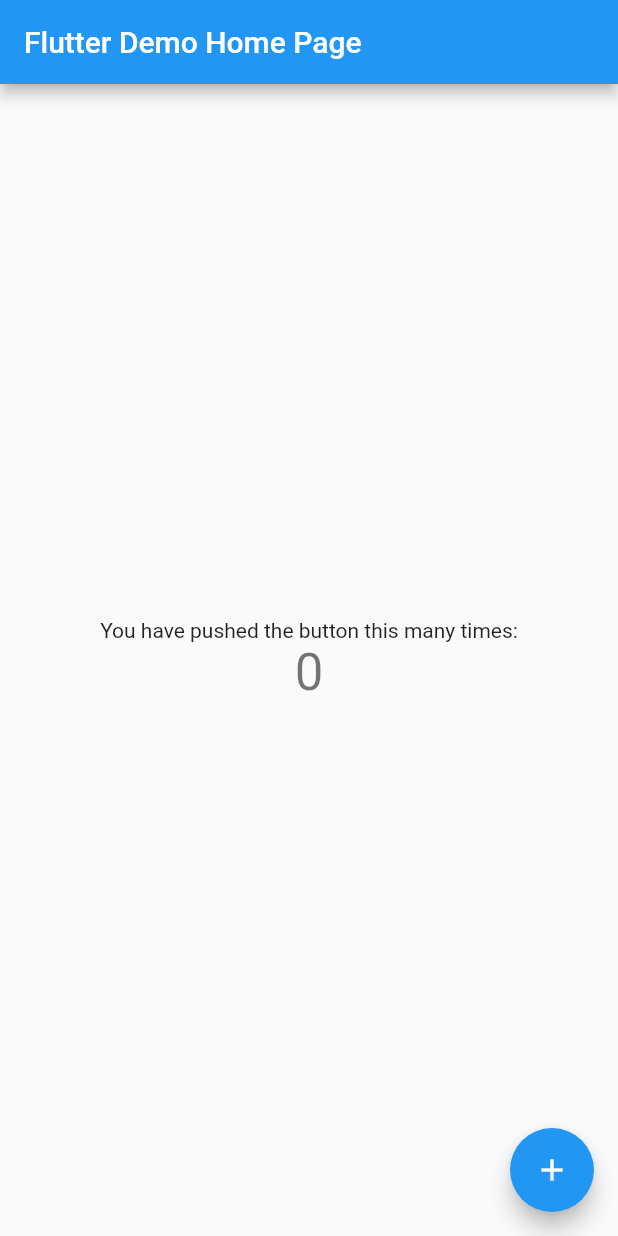
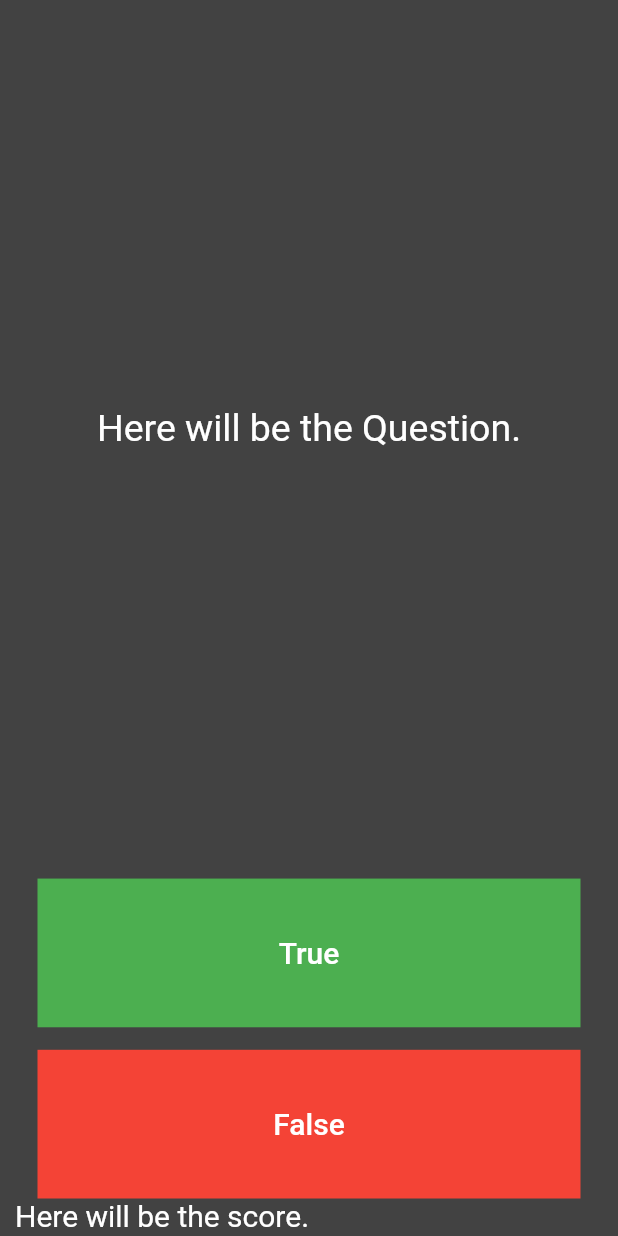
Before and after one commit to marufrobin/quizzler, a Flutter app: the screen it shows after launch, on a phone screen of 412 x 824 dp. Run offline on Flutter 3.47's test engine with Material 2 defaults, Android fonts, the phone set to English and light mode, and no system bars.

Commit message:
Designing the UI...

```diff
--- a/lib/main.dart
+++ b/lib/main.dart
@@ -1,115 +1,110 @@
 import 'package:flutter/material.dart';
 
-void main() {
-  runApp(const MyApp());
-}
+void main() => runApp(Quizzler());
 
-class MyApp extends StatelessWidget {
-  const MyApp({super.key});
-
-  // This widget is the root of your application.
+class Quizzler extends StatelessWidget {
   @override
   Widget build(BuildContext context) {
     return MaterialApp(
-      title: 'Flutter Demo',
-      theme: ThemeData(
-        // This is the theme of your application.
-        //
-        // Try running your application with "flutter run". You'll see the
-        // application has a blue toolbar. Then, without quitting the app, try
-        // changing the primarySwatch below to Colors.green and then invoke
-        // "hot reload" (press "r" in the console where you ran "flutter run",
-        // or simply save your changes to "hot reload" in a Flutter IDE).
-        // Notice that the counter didn't reset back to zero; the application
-        // is not restarted.
-        primarySwatch: Colors.blue,
+      debugShowCheckedModeBanner: false,
+      home: Scaffold(
+        backgroundColor: Colors.grey.shade800,
+        body: SafeArea(
+          child: Padding(
+            padding: const EdgeInsets.symmetric(horizontal: 10),
+            child: QuizPage(),
+          ),
+        ),
       ),
-      home: const MyHomePage(title: 'Flutter Demo Home Page'),
     );
   }
 }
 
-class MyHomePage extends StatefulWidget {
-  const MyHomePage({super.key, required this.title});
-
-  // This widget is the home page of your application. It is stateful, meaning
-  // that it has a State object (defined below) that contains fields that affect
-  // how it looks.
-
-  // This class is the configuration for the state. It holds the values (in this
-  // case the title) provided by the parent (in this case the App widget) and
-  // used by the build method of the State. Fields in a Widget subclass are
-  // always marked "final".
-
-  final String title;
+class QuizPage extends StatefulWidget {
+  const QuizPage({super.key});
 
   @override
-  State<MyHomePage> createState() => _MyHomePageState();
+  State<QuizPage> createState() => _QuizPageState();
 }
 
-class _MyHomePageState extends State<MyHomePage> {
-  int _counter = 0;
-
-  void _incrementCounter() {
-    setState(() {
-      // This call to setState tells the Flutter framework that something has
-      // changed in this State, which causes it to rerun the build method below
-      // so that the display can reflect the updated values. If we changed
-      // _counter without calling setState(), then the build method would not be
-      // called again, and so nothing would appear to happen.
-      _counter++;
-    });
-  }
-
+class _QuizPageState extends State<QuizPage> {
   @override
   Widget build(BuildContext context) {
-    // This method is rerun every time setState is called, for instance as done
-    // by the _incrementCounter method above.
-    //
-    // The Flutter framework has been optimized to make rerunning build methods
-    // fast, so that you can just rebuild anything that needs updating rather
-    // than having to individually change instances of widgets.
-    return Scaffold(
-      appBar: AppBar(
-        // Here we take the value from the MyHomePage object that was created by
-        // the App.build method, and use it to set our appbar title.
-        title: Text(widget.title),
-      ),
-      body: Center(
-        // Center is a layout widget. It takes a single child and positions it
-        // in the middle of the parent.
-        child: Column(
-          // Column is also a layout widget. It takes a list of children and
-          // arranges them vertically. By default, it sizes itself to fit its
-          // children horizontally, and tries to be as tall as its parent.
-          //
-          // Invoke "debug painting" (press "p" in the console, choose the
-          // "Toggle Debug Paint" action from the Flutter Inspector in Android
-          // Studio, or the "Toggle Debug Paint" command in Visual Studio Code)
-          // to see the wireframe for each widget.
-          //
-          // Column has various properties to control how it sizes itself and
-          // how it positions its children. Here we use mainAxisAlignment to
-          // center the children vertically; the main axis here is the vertical
-          // axis because Columns are vertical (the cross axis would be
-          // horizontal).
-          mainAxisAlignment: MainAxisAlignment.center,
-          children: <Widget>[
-            const Text(
-              'You have pushed the button this many times:',
+    return Column(
+      mainAxisAlignment: MainAxisAlignment.spaceBetween,
+      crossAxisAlignment: CrossAxisAlignment.stretch,
+      children: [
+        Expanded(
+          flex: 5,
+          child: Center(
+            child: Text(
+              'Here will be the Question.',
+              style: TextStyle(
+                color: Colors.white,
+                fontSize: 25,
+              ),
             ),
-            Text(
-              '$_counter',
-              style: Theme.of(context).textTheme.headline4,
+          ),
+        ),
+        Expanded(
+          child: Padding(
+            padding: const EdgeInsets.only(
+              left: 15,
+              right: 15,
+              top: 15,
             ),
+            child: Container(
+              color: Colors.green,
+              child: TextButton(
+                child: Text(
+                  "True",
+                  style: TextStyle(
+                    color: Colors.white,
+                    fontSize: 20,
+                  ),
+                ),
+                onPressed: () {},
+              ),
+            ),
+          ),
+        ),
+        Expanded(
+          child: Padding(
+            padding: const EdgeInsets.only(
+              left: 15,
+              right: 15,
+              top: 15,
+            ),
+            child: Container(
+              color: Colors.red,
+              child: TextButton(
+                child: Text(
+                  "False",
+                  style: TextStyle(
+                    color: Colors.white,
+                    fontSize: 20,
+                  ),
+                ),
+                onPressed: () {},
+              ),
+            ),
+          ),
+        ),
+        Row(
+          children: [
+            SizedBox(
+              height: 25,
+              child: Text(
+                "Here will be the score.",
+                style: TextStyle(
+                  color: Colors.white,
+                  fontSize: 20,
+                ),
+              ),
+            )
           ],
-        ),
-      ),
-      floatingActionButton: FloatingActionButton(
-        onPressed: _incrementCounter,
-        tooltip: 'Increment',
-        child: const Icon(Icons.add),
-      ), // This trailing comma makes auto-formatting nicer for build methods.
+        )
+      ],
     );
   }
 }
```
